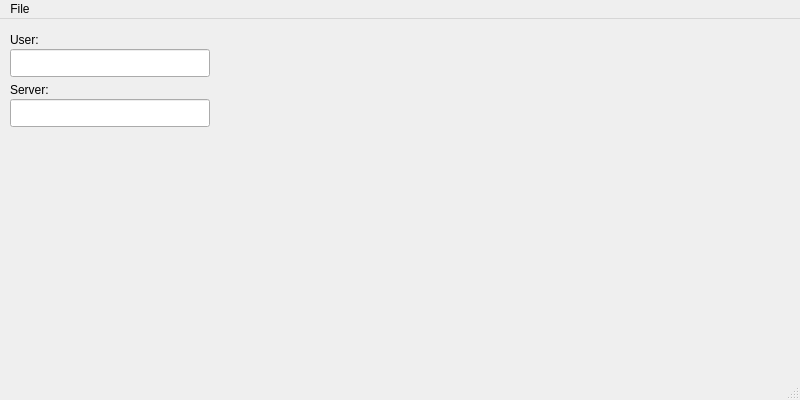
Old version of the form gui/interface.ui in the repository EduardoOsquel/mailmainsuite.
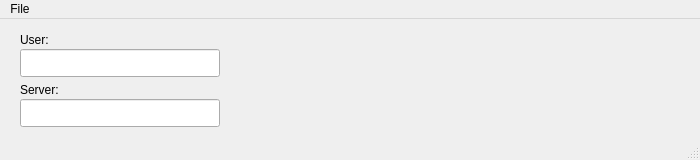
New version of the form. Icons and pictures are not drawn.

The edit to the form file:
```diff
--- a/gui/interface.ui
+++ b/gui/interface.ui
@@ -12,20 +12,26 @@
    <rect>
     <x>0</x>
     <y>0</y>
-    <width>800</width>
-    <height>400</height>
+    <width>700</width>
+    <height>160</height>
    </rect>
   </property>
+  <property name="sizePolicy">
+   <sizepolicy hsizetype="Preferred" vsizetype="Preferred">
+    <horstretch>0</horstretch>
+    <verstretch>0</verstretch>
+   </sizepolicy>
+  </property>
   <property name="minimumSize">
    <size>
-    <width>800</width>
-    <height>400</height>
+    <width>700</width>
+    <height>160</height>
    </size>
   </property>
   <property name="maximumSize">
    <size>
-    <width>800</width>
-    <height>400</height>
+    <width>700</width>
+    <height>160</height>
    </size>
   </property>
   <property name="sizeIncrement">
@@ -57,7 +63,7 @@
    <widget class="QLineEdit" name="userEdit">
     <property name="geometry">
      <rect>
-      <x>10</x>
+      <x>20</x>
       <y>30</y>
       <width>200</width>
       <height>28</height>
@@ -67,7 +73,7 @@
    <widget class="QLabel" name="userLabel">
     <property name="geometry">
      <rect>
-      <x>10</x>
+      <x>20</x>
       <y>10</y>
       <width>58</width>
       <height>21</height>
@@ -80,7 +86,7 @@
    <widget class="QLineEdit" name="serverEdit">
     <property name="geometry">
      <rect>
-      <x>10</x>
+      <x>20</x>
       <y>80</y>
       <width>200</width>
       <height>28</height>
@@ -90,7 +96,7 @@
    <widget class="QLabel" name="serverLabel">
     <property name="geometry">
      <rect>
-      <x>10</x>
+      <x>20</x>
       <y>60</y>
       <width>58</width>
       <height>21</height>
@@ -106,7 +112,7 @@
     <rect>
      <x>0</x>
      <y>0</y>
-     <width>800</width>
+     <width>700</width>
      <height>22</height>
     </rect>
    </property>
```
Left out of the diff: 4 changed lines with no effect on the pictures.
